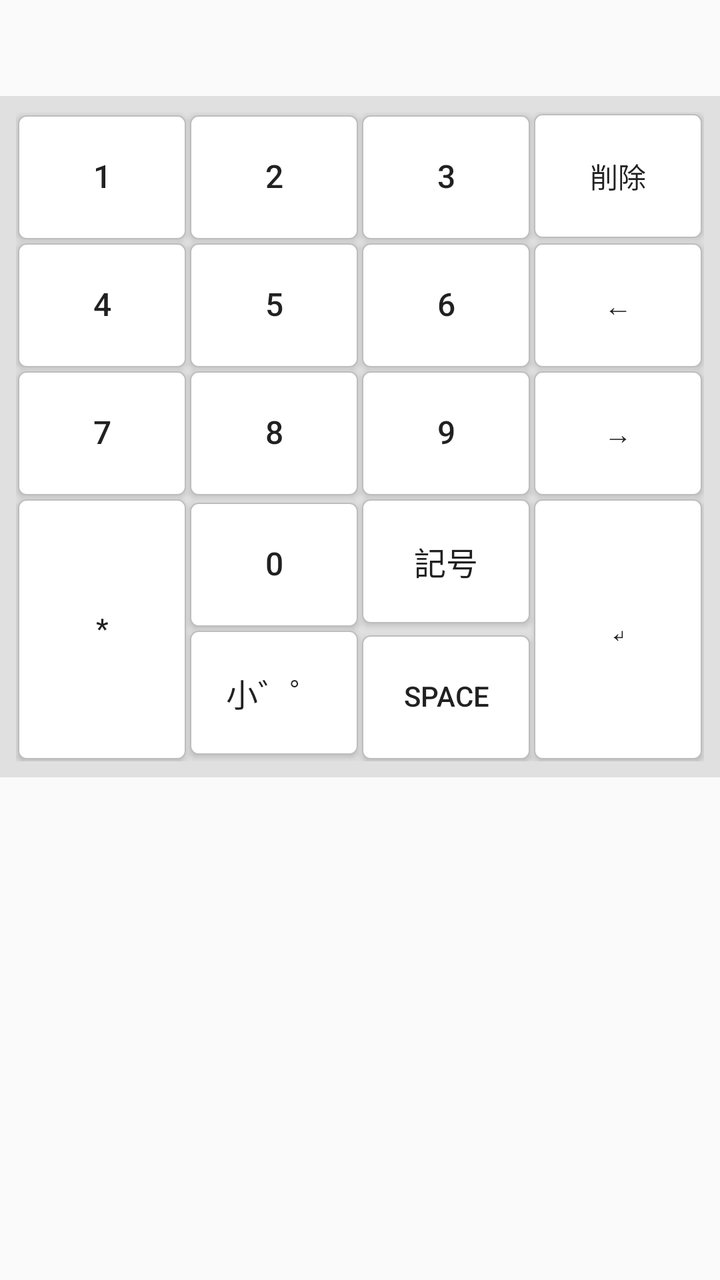
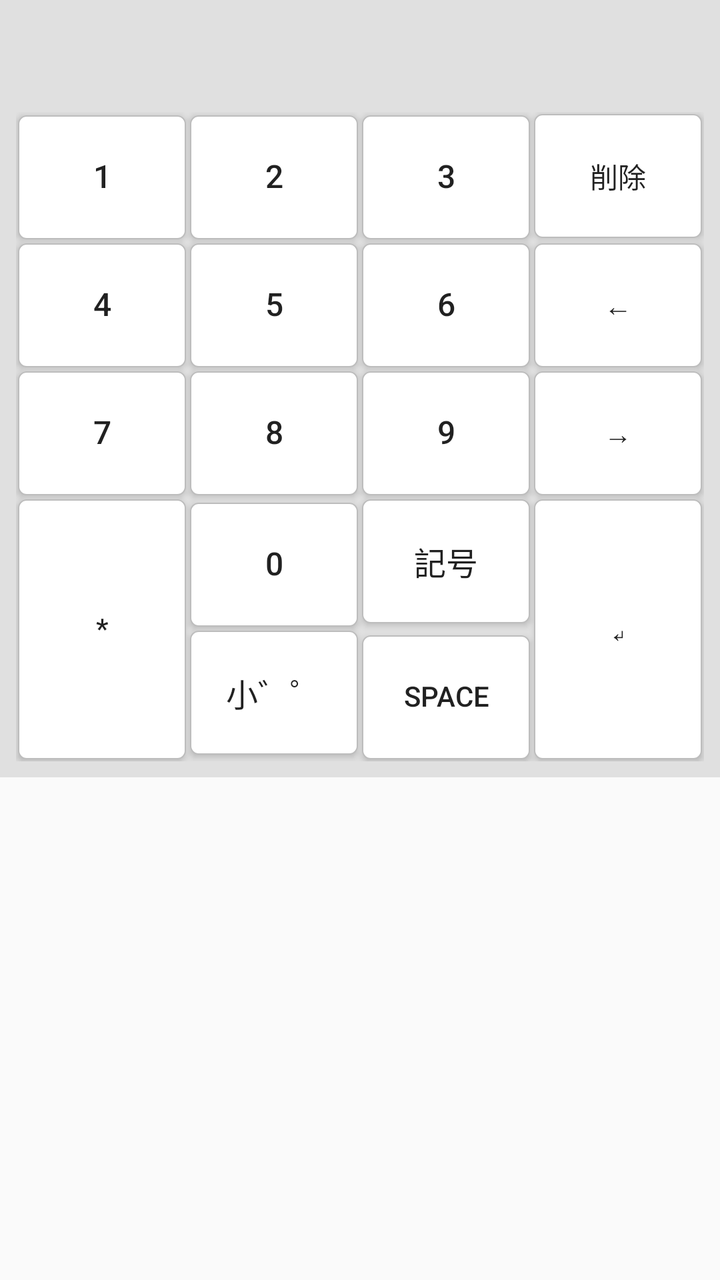

Before-and-after screenshots of an Android layout around one commit, followed by the original layout XML and the change that was made.
<!-- AndroidManifest.xml: application theme Theme.TwoTouchKeyboard -->
<!-- res/layout/keyboard_view.xml -->
<?xml version="1.0" encoding="utf-8"?>
<LinearLayout xmlns:android="http://schemas.android.com/apk/res/android"
    android:layout_width="match_parent"
    android:layout_height="wrap_content"
    android:background="@android:color/transparent"
    android:orientation="vertical">

    
    <HorizontalScrollView
        android:id="@+id/candidate_scroll"
        android:layout_width="match_parent"
        android:layout_height="@dimen/candidate_bar_height"
        android:background="@android:color/transparent"
        android:fillViewport="true"
        android:scrollbars="none">

        <LinearLayout
            android:id="@+id/candidate_container"
            android:layout_width="wrap_content"
            android:layout_height="match_parent"
            android:gravity="center_vertical"
            android:orientation="horizontal" />

    </HorizontalScrollView>

    <LinearLayout
        android:id="@+id/keyboard_panel"
        android:layout_width="match_parent"
        android:layout_height="wrap_content"
        android:background="@color/keyboard_background"
        android:orientation="vertical"
        android:padding="@dimen/keyboard_outer_padding">

        <ViewFlipper
            android:id="@+id/keyboard_flipper"
            android:layout_width="match_parent"
            android:layout_height="wrap_content"
            android:measureAllChildren="false">

        <GridLayout
            android:id="@+id/keyboard_grid"
            android:layout_width="match_parent"
            android:layout_height="wrap_content"
            android:columnCount="4"
            android:rowCount="5"
            android:useDefaultMargins="false">

            <Button
                android:id="@+id/key_1"
                style="@style/KeyboardKey"
                android:layout_column="0"
                android:layout_row="0"
                android:text="1" />

            <Button
                android:id="@+id/key_2"
                style="@style/KeyboardKey"
                android:layout_column="1"
                android:layout_row="0"
                android:text="2" />

            <Button
                android:id="@+id/key_3"
                style="@style/KeyboardKey"
                android:layout_column="2"
                android:layout_row="0"
                android:text="3" />

            <Button
                android:id="@+id/key_delete"
                style="@style/KeyboardFunctionKey"
                android:layout_column="3"
                android:layout_row="0"
                android:text="@string/key_delete" />

            <Button
                android:id="@+id/key_4"
                style="@style/KeyboardKey"
                android:layout_column="0"
                android:layout_row="1"
                android:text="4" />

            <Button
                android:id="@+id/key_5"
                style="@style/KeyboardKey"
                android:layout_column="1"
                android:layout_row="1"
                android:text="5" />

            <Button
                android:id="@+id/key_6"
                style="@style/KeyboardKey"
                android:layout_column="2"
                android:layout_row="1"
                android:text="6" />

            <Button
                android:id="@+id/key_cursor_left"
                style="@style/KeyboardFunctionKey"
                android:layout_column="3"
                android:layout_row="1"
                android:text="@string/key_cursor_left" />

            <Button
                android:id="@+id/key_7"
                style="@style/KeyboardKey"
                android:layout_column="0"
                android:layout_row="2"
                android:text="7" />

            <Button
                android:id="@+id/key_8"
                style="@style/KeyboardKey"
                android:layout_column="1"
                android:layout_row="2"
                android:text="8" />

            <Button
                android:id="@+id/key_9"
                style="@style/KeyboardKey"
                android:layout_column="2"
                android:layout_row="2"
                android:text="9" />

            <Button
                android:id="@+id/key_cursor_right"
                style="@style/KeyboardFunctionKey"
                android:layout_column="3"
                android:layout_row="2"
                android:text="@string/key_cursor_right" />

            <Button
                android:id="@+id/key_star"
                style="@style/KeyboardTallKey"
                android:layout_column="0"
                android:layout_row="3"
                android:layout_rowSpan="2"
                android:text="*" />

            <Button
                android:id="@+id/key_0"
                style="@style/KeyboardKey"
                android:layout_column="1"
                android:layout_row="3"
                android:text="0" />

            <Button
                android:id="@+id/key_hash"
                style="@style/KeyboardKey"
                android:layout_column="2"
                android:layout_row="3"
                android:text="@string/key_symbols" />

            <Button
                android:id="@+id/key_enter"
                style="@style/KeyboardTallKey"
                android:layout_column="3"
                android:layout_row="3"
                android:layout_rowSpan="2"
                android:text="@string/key_enter" />

            <Button
                android:id="@+id/key_text_modifier"
                style="@style/KeyboardKey"
                android:layout_column="1"
                android:layout_row="4"
                android:text="@string/key_text_modifier_kana" />

            <Button
                android:id="@+id/key_space"
                style="@style/KeyboardSpaceKey"
                android:layout_column="2"
                android:layout_row="4"
                android:text="@string/key_space" />

        </GridLayout>

        <include layout="@layout/keyboard_symbol_view" />

        </ViewFlipper>

    </LinearLayout>

</LinearLayout>
<!-- res/layout/keyboard_symbol_view.xml (included above) -->
<?xml version="1.0" encoding="utf-8"?>
<GridLayout xmlns:android="http://schemas.android.com/apk/res/android"
    android:id="@+id/symbol_keyboard_grid"
    android:layout_width="match_parent"
    android:layout_height="wrap_content"
    android:columnCount="4"
    android:rowCount="6"
    android:useDefaultMargins="false">

    <Button
        android:id="@+id/symbol_key_ideographic_comma"
        style="@style/KeyboardKey"
        android:layout_column="0"
        android:layout_row="0"
        android:text="、" />

    <Button
        android:id="@+id/symbol_key_ideographic_period"
        style="@style/KeyboardKey"
        android:layout_column="1"
        android:layout_row="0"
        android:text="。" />

    <Button
        android:id="@+id/symbol_key_comma"
        style="@style/KeyboardKey"
        android:layout_column="2"
        android:layout_row="0"
        android:text="，" />

    <Button
        android:id="@+id/symbol_key_period"
        style="@style/KeyboardKey"
        android:layout_column="3"
        android:layout_row="0"
        android:text="．" />

    <Button
        android:id="@+id/symbol_key_exclamation"
        style="@style/KeyboardKey"
        android:layout_column="0"
        android:layout_row="1"
        android:text="！" />

    <Button
        android:id="@+id/symbol_key_question"
        style="@style/KeyboardKey"
        android:layout_column="1"
        android:layout_row="1"
        android:text="？" />

    <Button
        android:id="@+id/symbol_key_colon"
        style="@style/KeyboardKey"
        android:layout_column="2"
        android:layout_row="1"
        android:text="：" />

    <Button
        android:id="@+id/symbol_key_semicolon"
        style="@style/KeyboardKey"
        android:layout_column="3"
        android:layout_row="1"
        android:text="；" />

    <Button
        android:id="@+id/symbol_key_left_parenthesis"
        style="@style/KeyboardKey"
        android:layout_column="0"
        android:layout_row="2"
        android:text="（" />

    <Button
        android:id="@+id/symbol_key_right_parenthesis"
        style="@style/KeyboardKey"
        android:layout_column="1"
        android:layout_row="2"
        android:text="）" />

    <Button
        android:id="@+id/symbol_key_left_brace"
        style="@style/KeyboardKey"
        android:layout_column="2"
        android:layout_row="2"
        android:text="｛" />

    <Button
        android:id="@+id/symbol_key_right_brace"
        style="@style/KeyboardKey"
        android:layout_column="3"
        android:layout_row="2"
        android:text="｝" />

    <Button
        android:id="@+id/symbol_key_hyphen"
        style="@style/KeyboardKey"
        android:layout_column="0"
        android:layout_row="3"
        android:text="－" />

    <Button
        android:id="@+id/symbol_key_underscore"
        style="@style/KeyboardKey"
        android:layout_column="1"
        android:layout_row="3"
        android:text="＿" />

    <Button
        android:id="@+id/symbol_key_plus"
        style="@style/KeyboardKey"
        android:layout_column="2"
        android:layout_row="3"
        android:text="＋" />

    <Button
        android:id="@+id/symbol_key_equals"
        style="@style/KeyboardKey"
        android:layout_column="3"
        android:layout_row="3"
        android:text="＝" />

    <Button
        android:id="@+id/symbol_key_at"
        style="@style/KeyboardKey"
        android:layout_column="0"
        android:layout_row="4"
        android:text="＠" />

    <Button
        android:id="@+id/symbol_key_hash"
        style="@style/KeyboardKey"
        android:layout_column="1"
        android:layout_row="4"
        android:text="＃" />

    <Button
        android:id="@+id/symbol_key_ampersand"
        style="@style/KeyboardKey"
        android:layout_column="2"
        android:layout_row="4"
        android:text="＆" />

    <Button
        android:id="@+id/symbol_key_dollar"
        style="@style/KeyboardKey"
        android:layout_column="3"
        android:layout_row="4"
        android:text="＄" />

    <Button
        android:id="@+id/symbol_key_asterisk"
        style="@style/KeyboardKey"
        android:layout_column="0"
        android:layout_row="5"
        android:text="＊" />

    <Button
        android:id="@+id/symbol_key_slash"
        style="@style/KeyboardKey"
        android:layout_column="1"
        android:layout_row="5"
        android:text="／" />

    <Button
        android:id="@+id/symbol_key_middle_dot"
        style="@style/KeyboardKey"
        android:layout_column="2"
        android:layout_row="5"
        android:text="・" />

    <Button
        android:id="@+id/symbol_key_close"
        style="@style/KeyboardFunctionKey"
        android:layout_column="3"
        android:layout_row="5"
        android:text="@string/key_symbol_close" />

</GridLayout>
<!-- resources referenced by this layout -->
<resources>
  <color name="keyboard_background">#E0E0E0</color>
  <dimen name="candidate_bar_height">48dp</dimen>
  <dimen name="keyboard_outer_padding">8dp</dimen>
  <string name="key_cursor_left">←</string>
  <string name="key_cursor_right">→</string>
  <string name="key_delete">削除</string>
  <string name="key_enter">↵</string>
  <string name="key_space">Space</string>
  <string name="key_symbol_close">閉じる</string>
  <string name="key_symbols">記号</string>
  <string name="key_text_modifier_kana">小゛゜</string>
  <style name="KeyboardFunctionKey" parent="KeyboardKey">
          <item name="android:textSize">14sp</item>
      </style>
  <style name="KeyboardKey">
          <item name="android:background">@drawable/key_background</item>
          <item name="android:layout_width">0dp</item>
          <item name="android:layout_height">@dimen/keyboard_key_height</item>
          <item name="android:layout_columnWeight">1</item>
          <item name="android:layout_gravity">fill_horizontal</item>
          <item name="android:layout_margin">@dimen/keyboard_key_margin</item>
          <item name="android:minHeight">0dp</item>
          <item name="android:minWidth">0dp</item>
          <item name="android:paddingLeft">0dp</item>
          <item name="android:paddingRight">0dp</item>
          <item name="android:paddingTop">0dp</item>
          <item name="android:paddingBottom">0dp</item>
          <item name="android:includeFontPadding">false</item>
          <item name="android:textSize">16sp</item>
      </style>
  <style name="KeyboardSpaceKey" parent="KeyboardKey">
          <item name="android:layout_height">@dimen/keyboard_key_height</item>
          <item name="android:textSize">14sp</item>
      </style>
  <style name="KeyboardTallKey" parent="KeyboardFunctionKey">
          <item name="android:layout_height">@dimen/keyboard_tall_key_height</item>
          <item name="android:layout_gravity">fill</item>
      </style>
  <style name="Theme.TwoTouchKeyboard" parent="android:Theme.Material.Light.NoActionBar" />
  <!-- drawable key_background (drawable) -->
  <?xml version="1.0" encoding="utf-8"?>
  <selector xmlns:android="http://schemas.android.com/apk/res/android">
      <item android:state_pressed="true">
          <shape android:shape="rectangle">
              <solid android:color="@color/key_pressed_background" />
              <stroke
                  android:width="@dimen/keyboard_key_stroke_width"
                  android:color="@color/key_border" />
              <corners android:radius="4dp" />
          </shape>
      </item>
      <item>
          <shape android:shape="rectangle">
              <solid android:color="@color/key_background" />
              <stroke
                  android:width="@dimen/keyboard_key_stroke_width"
                  android:color="@color/key_border" />
              <corners android:radius="4dp" />
          </shape>
      </item>
  </selector>
  <dimen name="keyboard_key_height">62dp</dimen>
  <dimen name="keyboard_key_margin">1dp</dimen>
  <dimen name="keyboard_tall_key_height">126dp</dimen>
  <color name="key_pressed_background">#BDBDBD</color>
  <dimen name="keyboard_key_stroke_width">0.5dp</dimen>
  <color name="key_border">#BDBDBD</color>
  <color name="key_background">#FFFFFF</color>
</resources>

<!-- the commit's change to res/layout/keyboard_view.xml (unified diff, before → after) -->
@@ -10,7 +10,7 @@
         android:id="@+id/candidate_scroll"
         android:layout_width="match_parent"
         android:layout_height="@dimen/candidate_bar_height"
-        android:background="@android:color/transparent"
+        android:background="@color/keyboard_background"
         android:fillViewport="true"
         android:scrollbars="none">
 
